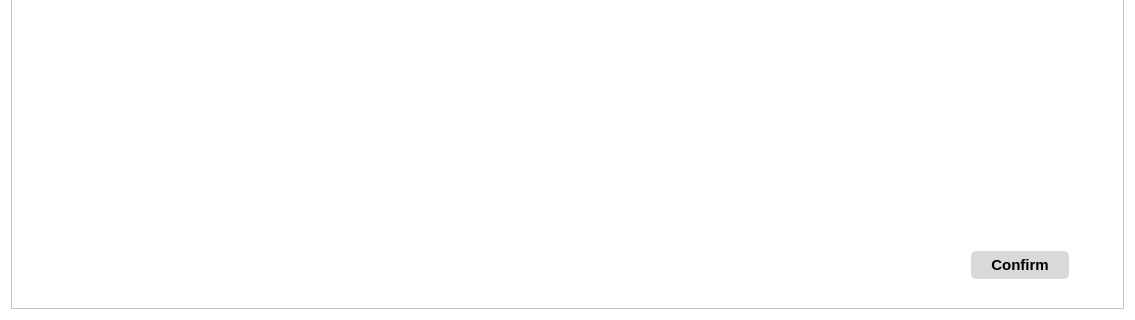
This is CRM/views/ui/contacts_view.ui in ImGaby123/SalesOptimizer-CRM as Qt 5 draws it before an edit; both pictures show x 0 to 1135 and y 549 to 869 of the 1135 by 869 pixel window. The edited form follows.
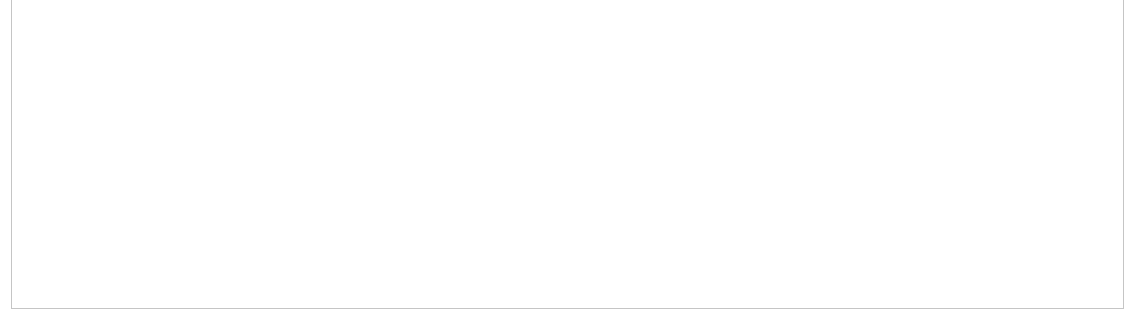
This is the edited form. Icons and pictures are not drawn.

Commit message: job_title added to all contacts query

What changed in the file:
```diff
--- a/CRM/views/ui/contacts_view.ui
+++ b/CRM/views/ui/contacts_view.ui
@@ -56,89 +56,6 @@
        </sizepolicy>
       </property>
       <layout class="QGridLayout" name="gridLayout_2">
-       <item row="3" column="0">
-        <layout class="QHBoxLayout" name="horizontalLayout_6">
-         <item>
-          <spacer name="horizontalSpacer_8">
-           <property name="orientation">
-            <enum>Qt::Orientation::Horizontal</enum>
-           </property>
-           <property name="sizeHint" stdset="0">
-            <size>
-             <width>40</width>
-             <height>20</height>
-            </size>
-           </property>
-          </spacer>
-         </item>
-         <item>
-          <widget class="QPushButton" name="save_btn">
-           <property name="sizePolicy">
-            <sizepolicy hsizetype="Preferred" vsizetype="Fixed">
-             <horstretch>0</horstretch>
-             <verstretch>0</verstretch>
-            </sizepolicy>
-           </property>
-           <property name="font">
-            <font>
-             <pointsize>11</pointsize>
-             <italic>false</italic>
-             <bold>true</bold>
-            </font>
-           </property>
-           <property name="styleSheet">
-            <string notr="true">QPushButton {
-    background: #d9d9d9;
-    padding: 5px 20px; /* Adjusted for a more natural size */
-    border-radius: 5px;
-    transition: background 0.3s ease-in-out, color 0.3s ease-in-out;
-}
-
-QPushButton:hover {
-    background: #000;
-    color: #d3d3d9;
-    border: 1px solid #555; /* Optional for visibility */
-}</string>
-           </property>
-           <property name="text">
-            <string>Confirm</string>
-           </property>
-           <property name="flat">
-            <bool>true</bool>
-           </property>
-          </widget>
-         </item>
-         <item>
-          <spacer name="horizontalSpacer_9">
-           <property name="orientation">
-            <enum>Qt::Orientation::Horizontal</enum>
-           </property>
-           <property name="sizeType">
-            <enum>QSizePolicy::Policy::Preferred</enum>
-           </property>
-           <property name="sizeHint" stdset="0">
-            <size>
-             <width>45</width>
-             <height>20</height>
-            </size>
-           </property>
-          </spacer>
-         </item>
-        </layout>
-       </item>
-       <item row="2" column="0">
-        <spacer name="verticalSpacer">
-         <property name="orientation">
-          <enum>Qt::Orientation::Vertical</enum>
-         </property>
-         <property name="sizeHint" stdset="0">
-          <size>
-           <width>20</width>
-           <height>40</height>
-          </size>
-         </property>
-        </spacer>
-       </item>
        <item row="1" column="0">
         <widget class="QFrame" name="frame_4">
          <property name="sizePolicy">
@@ -888,7 +805,20 @@
          </layout>
         </widget>
        </item>
-       <item row="4" column="0">
+       <item row="2" column="0">
+        <spacer name="verticalSpacer">
+         <property name="orientation">
+          <enum>Qt::Orientation::Vertical</enum>
+         </property>
+         <property name="sizeHint" stdset="0">
+          <size>
+           <width>20</width>
+           <height>40</height>
+          </size>
+         </property>
+        </spacer>
+       </item>
+       <item row="3" column="0">
         <spacer name="horizontalSpacer_10">
          <property name="orientation">
           <enum>Qt::Orientation::Horizontal</enum>
```
Left out of the diff: 2 changed lines with no effect on the pictures. The commit also changes 7 other files.
